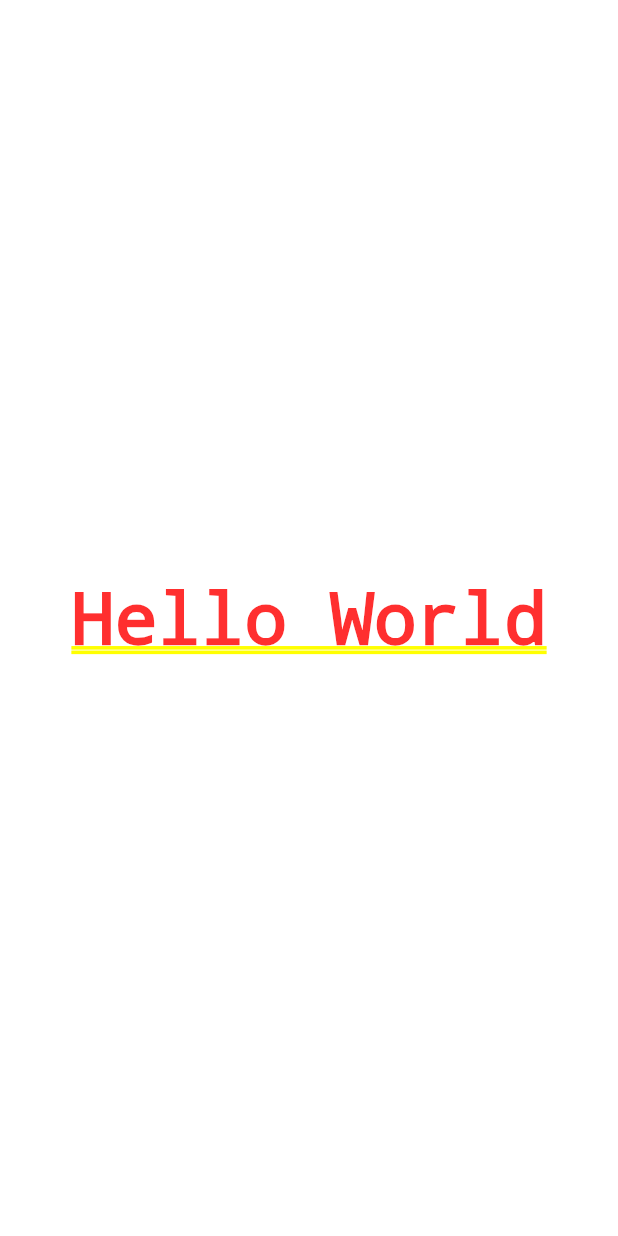
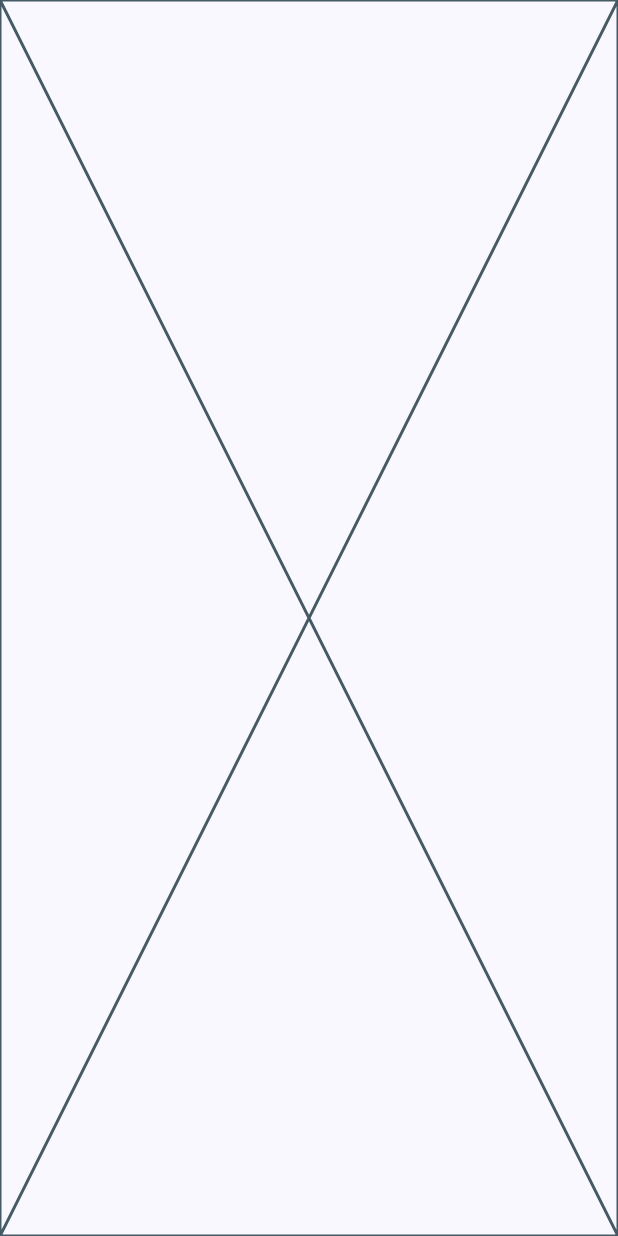
Before and after one commit to e-melara/flutter_cinemapedia, a Flutter app: the screen it shows after launch, on a phone screen of 412 x 824 dp. Run offline on Flutter 3.47's test engine with Material 3 defaults, Android fonts, the phone set to English and light mode, and no system bars; our stand-ins replace go_router.

Commit message:
Update dependencies and implement routing and theming in the Flutter app. Added go_router for navigation, created HomeScreen, and established a custom AppTheme. Updated pubspec.lock and pubspec.yaml to reflect new dependencies.

```diff
--- /dev/null
+++ b/lib/config/presentation/screens/movies/home_screen.dart
@@ -0,0 +1,12 @@
+import 'package:flutter/material.dart';
+
+class HomeScreen extends StatelessWidget {
+  static const String name = 'home_screen';
+
+  const HomeScreen({super.key});
+
+  @override
+  Widget build(BuildContext context) {
+    return const Scaffold(body: Placeholder());
+  }
+}
--- /dev/null
+++ b/lib/config/presentation/screens/screen.dart
@@ -0,0 +1 @@
+export 'movies/home_screen.dart';
--- a/lib/config/router/app_router.dart
+++ b/lib/config/router/app_router.dart
@@ -0,0 +1,13 @@
+import 'package:go_router/go_router.dart';
+
+import 'package:cinemapedia/config/presentation/screens/screen.dart';
+
+final appRouter = GoRouter(
+  routes: [
+    GoRoute(
+      path: '/',
+      name: HomeScreen.name,
+      builder: (context, state) => const HomeScreen(),
+    ),
+  ],
+);
--- a/lib/config/theme/app_theme.dart
+++ b/lib/config/theme/app_theme.dart
@@ -0,0 +1,8 @@
+import 'package:flutter/material.dart';
+
+class AppTheme {
+  ThemeData getTheme() => ThemeData(
+    useMaterial3: true,
+    colorScheme: ColorScheme.fromSeed(seedColor: const Color(0xFF2862F5)),
+  );
+}
--- a/lib/main.dart
+++ b/lib/main.dart
@@ -1,4 +1,7 @@
 import 'package:flutter/material.dart';
+
+import 'package:cinemapedia/config/theme/app_theme.dart';
+import 'package:cinemapedia/config/router/app_router.dart';
 
 void main() {
   runApp(const MyApp());
@@ -10,14 +13,11 @@ class MyApp extends StatelessWidget {
   // This widget is the root of your application.
   @override
   Widget build(BuildContext context) {
-    return MaterialApp(
+    return MaterialApp.router(
       title: 'Cinemapedia',
       debugShowCheckedModeBanner: false,
-      theme: ThemeData(
-        colorScheme: ColorScheme.fromSeed(seedColor: Colors.deepPurple),
-        useMaterial3: true,
-      ),
-      home: Center(child: Text('Hello World')),
+      theme: AppTheme().getTheme(),
+      routerConfig: appRouter,
     );
   }
 }
```
Also changed, not shown: pubspec.yaml (+4 -11 lines), pubspec.lock.
